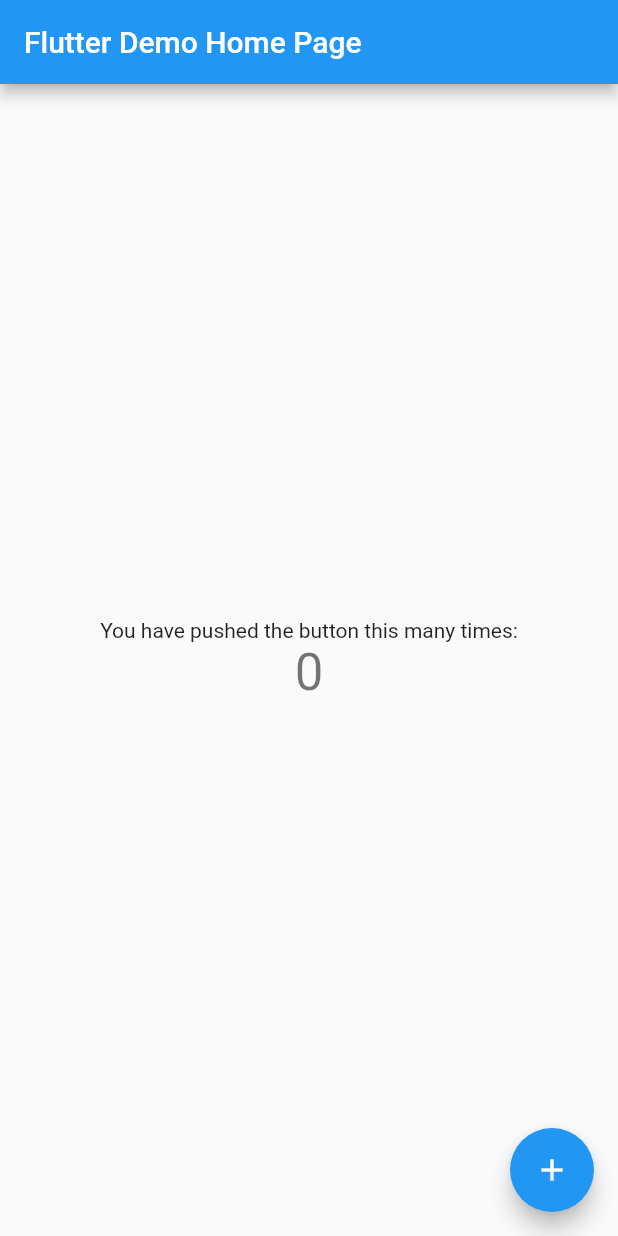
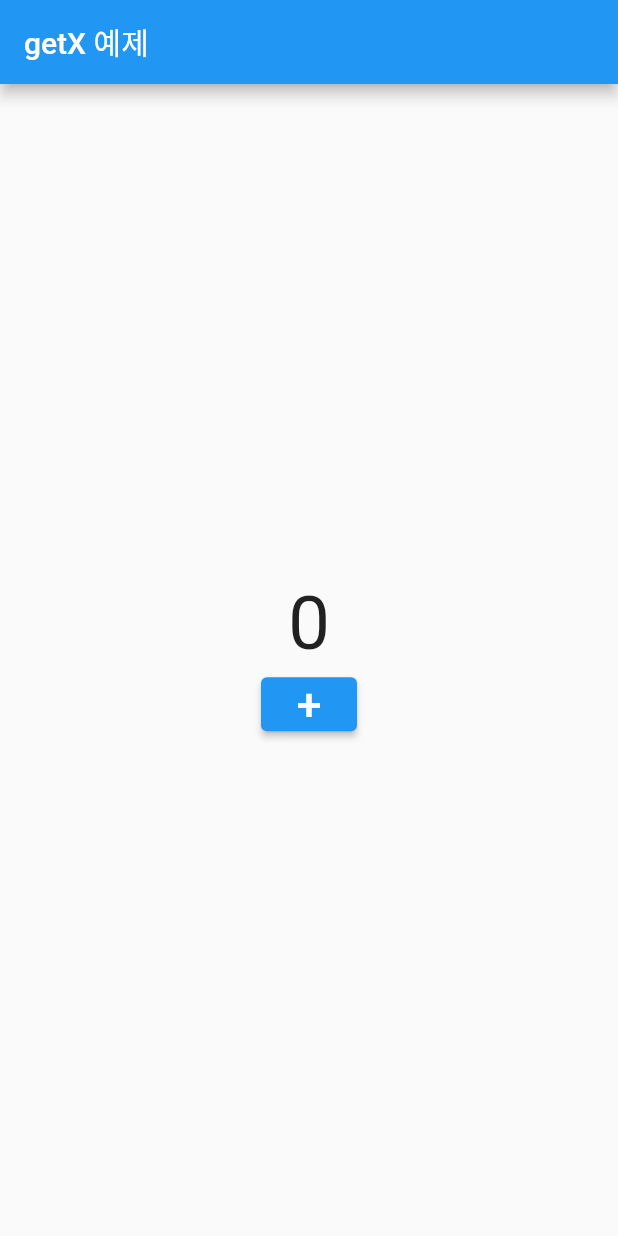
Before and after one commit to mi-fasol/getx, a Flutter app: the screen it shows after launch, on a phone screen of 412 x 824 dp. Run offline on Flutter 3.47's test engine with Material 2 defaults, Android fonts, the phone set to English and light mode, and no system bars; our stand-ins replace get.

Commit message:
feat: 숫자 증가 코드 추가

```diff
--- /dev/null
+++ b/lib/controller/increase_controller.dart
@@ -0,0 +1,10 @@
+import 'package:get/get.dart';
+
+class IncreaseController extends GetxController{
+  int count = 0;
+
+  void increase(){
+    count++;
+    update();
+  }
+}
--- a/lib/main.dart
+++ b/lib/main.dart
@@ -1,4 +1,6 @@
 import 'package:flutter/material.dart';
+import 'package:get/get_navigation/src/root/get_material_app.dart';
+import 'package:getx/state/with_getx.dart';
 
 void main() {
   runApp(const MyApp());
@@ -7,109 +9,44 @@ void main() {
 class MyApp extends StatelessWidget {
   const MyApp({super.key});
 
-  // This widget is the root of your application.
   @override
   Widget build(BuildContext context) {
-    return MaterialApp(
+    return GetMaterialApp(
       title: 'Flutter Demo',
       theme: ThemeData(
-        // This is the theme of your application.
-        //
-        // Try running your application with "flutter run". You'll see the
-        // application has a blue toolbar. Then, without quitting the app, try
-        // changing the primarySwatch below to Colors.green and then invoke
-        // "hot reload" (press "r" in the console where you ran "flutter run",
-        // or simply save your changes to "hot reload" in a Flutter IDE).
-        // Notice that the counter didn't reset back to zero; the application
-        // is not restarted.
         primarySwatch: Colors.blue,
       ),
-      home: const MyHomePage(title: 'Flutter Demo Home Page'),
+      home: const MyHomePage(),
     );
   }
 }
 
 class MyHomePage extends StatefulWidget {
-  const MyHomePage({super.key, required this.title});
-
-  // This widget is the home page of your application. It is stateful, meaning
-  // that it has a State object (defined below) that contains fields that affect
-  // how it looks.
-
-  // This class is the configuration for the state. It holds the values (in this
-  // case the title) provided by the parent (in this case the App widget) and
-  // used by the build method of the State. Fields in a Widget subclass are
-  // always marked "final".
-
-  final String title;
+  const MyHomePage({super.key});
 
   @override
   State<MyHomePage> createState() => _MyHomePageState();
 }
 
 class _MyHomePageState extends State<MyHomePage> {
-  int _counter = 0;
-
-  void _incrementCounter() {
-    setState(() {
-      // This call to setState tells the Flutter framework that something has
-      // changed in this State, which causes it to rerun the build method below
-      // so that the display can reflect the updated values. If we changed
-      // _counter without calling setState(), then the build method would not be
-      // called again, and so nothing would appear to happen.
-      _counter++;
-    });
-  }
 
   @override
   Widget build(BuildContext context) {
-    // This method is rerun every time setState is called, for instance as done
-    // by the _incrementCounter method above.
-    //
-    // The Flutter framework has been optimized to make rerunning build methods
-    // fast, so that you can just rebuild anything that needs updating rather
-    // than having to individually change instances of widgets.
+
     return Scaffold(
       appBar: AppBar(
-        // Here we take the value from the MyHomePage object that was created by
-        // the App.build method, and use it to set our appbar title.
-        title: Text(widget.title),
+        title: Text("getX 예제"),
       ),
       body: Center(
-        // Center is a layout widget. It takes a single child and positions it
-        // in the middle of the parent.
         child: Column(
-          // Column is also a layout widget. It takes a list of children and
-          // arranges them vertically. By default, it sizes itself to fit its
-          // children horizontally, and tries to be as tall as its parent.
-          //
-          // Invoke "debug painting" (press "p" in the console, choose the
-          // "Toggle Debug Paint" action from the Flutter Inspector in Android
-          // Studio, or the "Toggle Debug Paint" command in Visual Studio Code)
-          // to see the wireframe for each widget.
-          //
-          // Column has various properties to control how it sizes itself and
-          // how it positions its children. Here we use mainAxisAlignment to
-          // center the children vertically; the main axis here is the vertical
-          // axis because Columns are vertical (the cross axis would be
-          // horizontal).
           mainAxisAlignment: MainAxisAlignment.center,
-          children: <Widget>[
-            const Text(
-              'You have pushed the button this many times:',
-            ),
-            Text(
-              '$_counter',
-              style: Theme.of(context).textTheme.headline4,
-            ),
+          children: const [
+            Expanded(
+              child: WithGetX(),
+            )
           ],
         ),
       ),
-      floatingActionButton: FloatingActionButton(
-        onPressed: _incrementCounter,
-        tooltip: 'Increment',
-        child: const Icon(Icons.add),
-      ), // This trailing comma makes auto-formatting nicer for build methods.
     );
   }
 }
--- /dev/null
+++ b/lib/state/with_getx.dart
@@ -0,0 +1,36 @@
+import 'package:flutter/material.dart';
+import 'package:get/get.dart';
+import '../controller/increase_controller.dart';
+
+class WithGetX extends StatelessWidget {
+  const WithGetX({Key? key}) : super(key: key);
+
+  @override
+  Widget build(BuildContext context) {
+    final controller = Get.put(IncreaseController());
+
+    return Center(
+        child: Column(
+          mainAxisAlignment: MainAxisAlignment.center,
+          children: [
+            GetBuilder<IncreaseController>(builder: (controller) {
+              return Text(
+                "${controller.count}",
+                style: const TextStyle(
+                  fontSize: 50,
+                ),
+              );
+            }),
+            ElevatedButton(
+                onPressed:
+                controller.increase,
+                child: const Text(
+                  "+",
+                  style: TextStyle(
+                    fontSize: 30,
+                  ),
+                ))
+          ],
+        ));
+  }
+}
```
